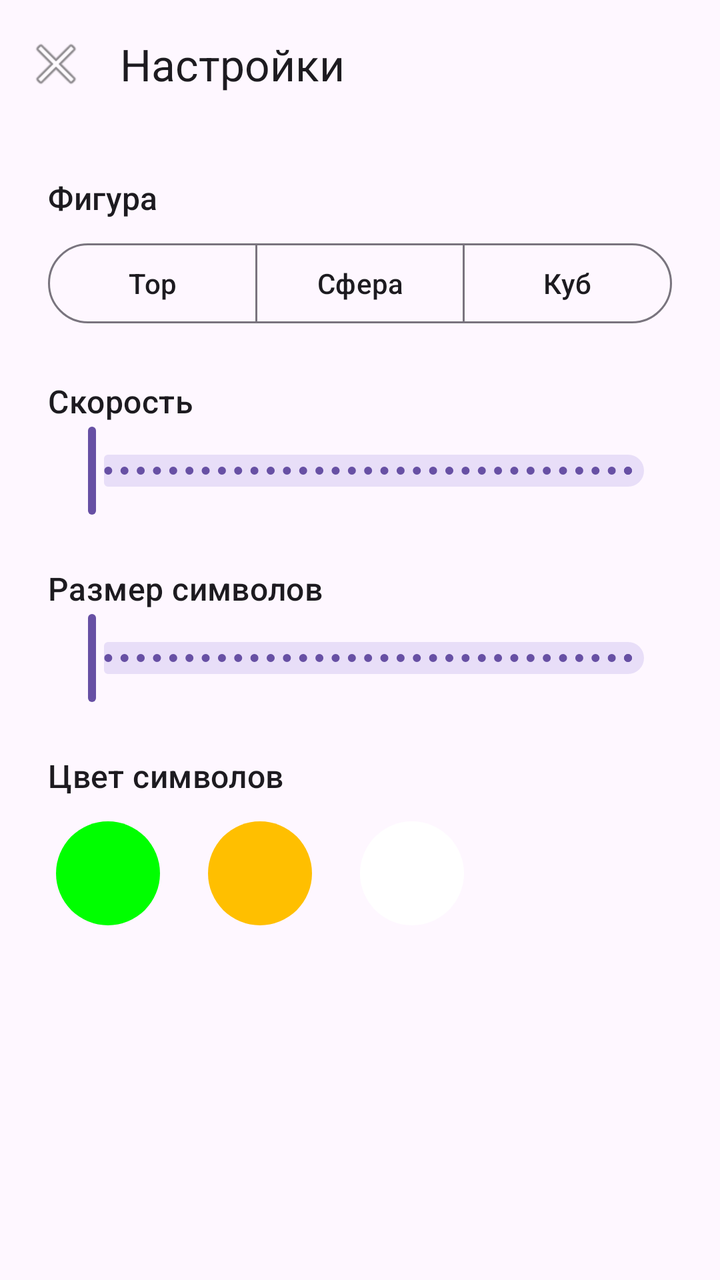
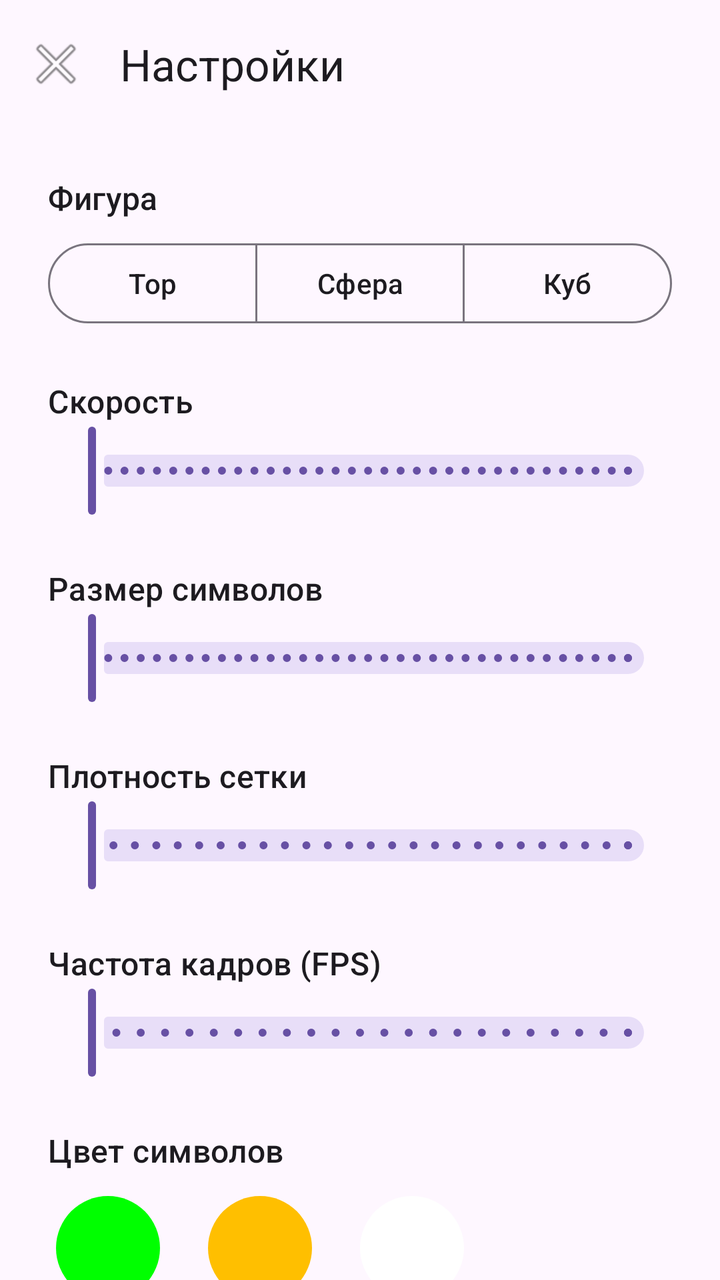

An Android layout rendered at two revisions. The XML below is the earlier revision; the diff shows what the commit changed to produce the second picture.
<!-- AndroidManifest.xml: activity theme Theme.Ascii_Wallpapers -->
<!-- res/layout/activity_settings.xml -->
<?xml version="1.0" encoding="utf-8"?>
<androidx.coordinatorlayout.widget.CoordinatorLayout
    xmlns:android="http://schemas.android.com/apk/res/android"
    xmlns:app="http://schemas.android.com/apk/res-auto"
    xmlns:tools="http://schemas.android.com/tools"
    android:layout_width="match_parent"
    android:layout_height="match_parent"
    android:background="?attr/colorSurface"
    tools:context=".SettingsActivity">

    <com.google.android.material.appbar.AppBarLayout
        android:layout_width="match_parent"
        android:layout_height="wrap_content">

        <com.google.android.material.appbar.MaterialToolbar
            android:id="@+id/toolbar"
            android:layout_width="match_parent"
            android:layout_height="?attr/actionBarSize"
            app:title="Настройки"
            app:navigationIcon="@android:drawable/ic_menu_close_clear_cancel" />
    </com.google.android.material.appbar.AppBarLayout>

    <androidx.core.widget.NestedScrollView
        android:layout_width="match_parent"
        android:layout_height="match_parent"
        app:layout_behavior="@string/appbar_scrolling_view_behavior">

        <LinearLayout
            android:layout_width="match_parent"
            android:layout_height="wrap_content"
            android:orientation="vertical"
            android:padding="24dp">

            
            <TextView
                android:layout_width="wrap_content"
                android:layout_height="wrap_content"
                android:text="Фигура"
                android:textAppearance="?attr/textAppearanceTitleMedium"
                android:layout_marginBottom="8dp" />

            <com.google.android.material.button.MaterialButtonToggleGroup
                android:id="@+id/toggleShape"
                android:layout_width="match_parent"
                android:layout_height="wrap_content"
                app:singleSelection="true"
                app:selectionRequired="true"
                android:layout_marginBottom="24dp">

                <com.google.android.material.button.MaterialButton
                    android:id="@+id/btnTorus"
                    style="@style/Widget.Material3.Button.OutlinedButton"
                    android:layout_width="0dp"
                    android:layout_height="wrap_content"
                    android:layout_weight="1"
                    android:text="Тор" />

                <com.google.android.material.button.MaterialButton
                    android:id="@+id/btnSphere"
                    style="@style/Widget.Material3.Button.OutlinedButton"
                    android:layout_width="0dp"
                    android:layout_height="wrap_content"
                    android:layout_weight="1"
                    android:text="Сфера" />

                <com.google.android.material.button.MaterialButton
                    android:id="@+id/btnCube"
                    style="@style/Widget.Material3.Button.OutlinedButton"
                    android:layout_width="0dp"
                    android:layout_height="wrap_content"
                    android:layout_weight="1"
                    android:text="Куб" />
            </com.google.android.material.button.MaterialButtonToggleGroup>

            
            <TextView
                android:layout_width="wrap_content"
                android:layout_height="wrap_content"
                android:text="Скорость"
                android:textAppearance="?attr/textAppearanceTitleMedium" />

            <com.google.android.material.slider.Slider
                android:id="@+id/sliderSpeed"
                android:layout_width="match_parent"
                android:layout_height="wrap_content"
                android:valueFrom="10.0"
                android:valueTo="100.0"
                android:stepSize="1.0"
                android:layout_marginBottom="24dp" />

            
            <TextView
                android:layout_width="wrap_content"
                android:layout_height="wrap_content"
                android:text="Размер символов"
                android:textAppearance="?attr/textAppearanceTitleMedium" />

            <com.google.android.material.slider.Slider
                android:id="@+id/sliderSize"
                android:layout_width="match_parent"
                android:layout_height="wrap_content"
                android:valueFrom="10.0"
                android:valueTo="60.0"
                android:stepSize="1.0"
                android:layout_marginBottom="24dp" />

            
            <TextView
                android:layout_width="wrap_content"
                android:layout_height="wrap_content"
                android:text="Цвет символов"
                android:textAppearance="?attr/textAppearanceTitleMedium"
                android:layout_marginBottom="8dp" />

            <LinearLayout
                android:layout_width="match_parent"
                android:layout_height="wrap_content"
                android:orientation="horizontal">

                <com.google.android.material.button.MaterialButton
                    android:id="@+id/btnColorGreen"
                    style="@style/Widget.Material3.Button.IconButton.Filled"
                    android:layout_width="60dp"
                    android:layout_height="60dp"
                    android:layout_marginEnd="16dp"
                    app:backgroundTint="#00FF00" />

                <com.google.android.material.button.MaterialButton
                    android:id="@+id/btnColorAmber"
                    style="@style/Widget.Material3.Button.IconButton.Filled"
                    android:layout_width="60dp"
                    android:layout_height="60dp"
                    android:layout_marginEnd="16dp"
                    app:backgroundTint="#FFBF00" />

                <com.google.android.material.button.MaterialButton
                    android:id="@+id/btnColorWhite"
                    style="@style/Widget.Material3.Button.IconButton.Filled"
                    android:layout_width="60dp"
                    android:layout_height="60dp"
                    app:backgroundTint="#FFFFFF" />
            </LinearLayout>

        </LinearLayout>
    </androidx.core.widget.NestedScrollView>
</androidx.coordinatorlayout.widget.CoordinatorLayout>
<!-- resources referenced by this layout -->
<resources>
  <style name="Theme.Ascii_Wallpapers" parent="Theme.Material3.DayNight.NoActionBar">
          
      </style>
</resources>

<!-- the commit's change to res/layout/activity_settings.xml (unified diff, before → after) -->
@@ -108,6 +108,38 @@
             <TextView
                 android:layout_width="wrap_content"
                 android:layout_height="wrap_content"
+                android:text="Плотность сетки"
+                android:textAppearance="?attr/textAppearanceTitleMedium" />
+
+            <com.google.android.material.slider.Slider
+                android:id="@+id/sliderDensity"
+                android:layout_width="match_parent"
+                android:layout_height="wrap_content"
+                android:valueFrom="5.0"
+                android:valueTo="30.0"
+                android:stepSize="1.0"
+                android:layout_marginBottom="24dp" />
+
+            
+            <TextView
+                android:layout_width="wrap_content"
+                android:layout_height="wrap_content"
+                android:text="Частота кадров (FPS)"
+                android:textAppearance="?attr/textAppearanceTitleMedium" />
+
+            <com.google.android.material.slider.Slider
+                android:id="@+id/sliderFps"
+                android:layout_width="match_parent"
+                android:layout_height="wrap_content"
+                android:valueFrom="10.0"
+                android:valueTo="120.0"
+                android:stepSize="5.0"
+                android:layout_marginBottom="24dp" />
+
+            
+            <TextView
+                android:layout_width="wrap_content"
+                android:layout_height="wrap_content"
                 android:text="Цвет символов"
                 android:textAppearance="?attr/textAppearanceTitleMedium"
                 android:layout_marginBottom="8dp" />
